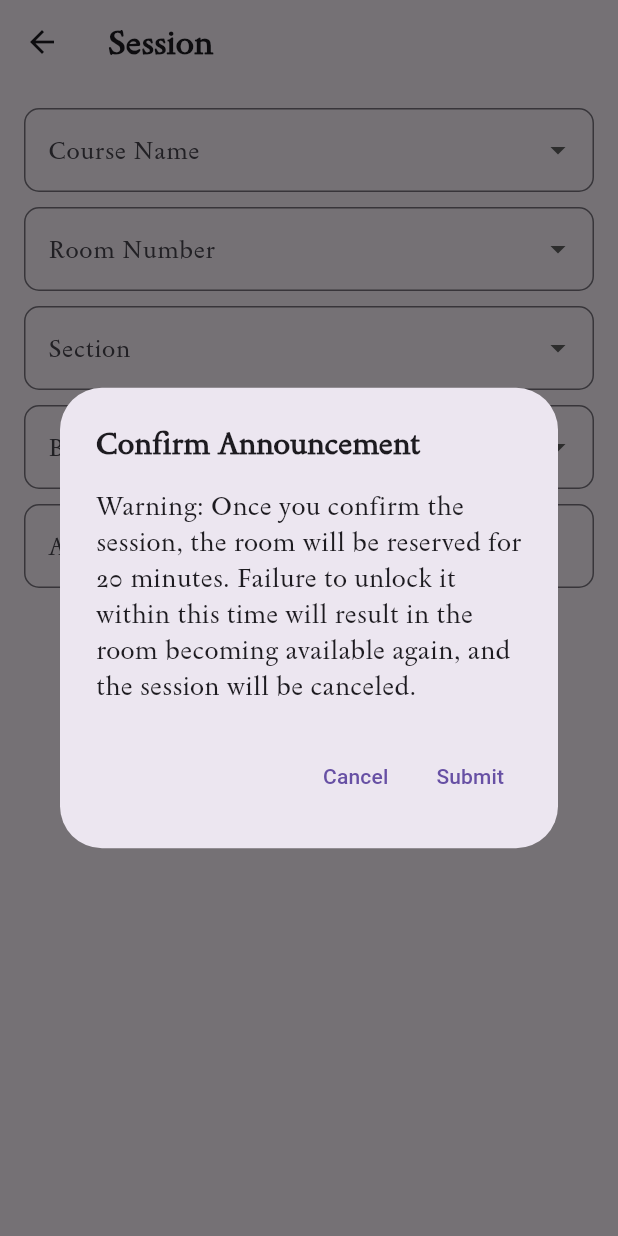
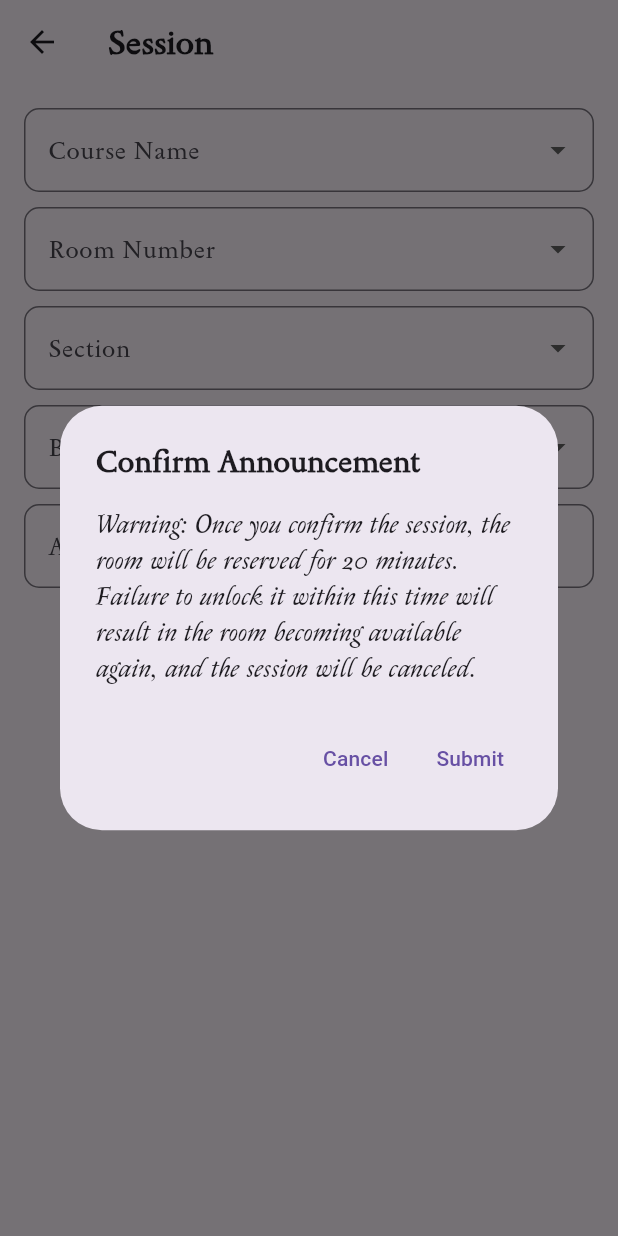
Before and after one commit to Whitesahdow/Automated-Attendance-and-Class-Security-Management-System, a Flutter app: the Session screen opened directly, after a tap on "Submit", on a phone screen of 412 x 824 dp. Run offline on Flutter 3.47's test engine with Material 3 defaults, Android fonts, the phone set to English and light mode, and no system bars; our stand-ins replace shared_preferences, table_calendar; accounts and stored records are empty.

Commit message:
session page some change and organized drawers

```diff
--- a/lib/Instructor/My_Course/instructor_course.dart
+++ b/lib/Instructor/instrct_Drawer/My_Course/instructor_course.dart
@@ -1,5 +1,5 @@
 import 'dart:convert';
-import 'package:AAMCS_App/Instructor/My_Course/instr_course.dart';
+import 'package:AAMCS_App/Instructor/instrct_Drawer/My_Course/instr_course.dart';
 import 'package:AAMCS_App/Student/My_Course/course_detail.dart';
 import 'package:flutter/material.dart';
 import 'package:http/http.dart' as http;
--- a/lib/Instructor/instructor_profile.dart
+++ b/lib/Instructor/instrct_Drawer/instructor_profile.dart
@@ -1,7 +1,7 @@
 import 'dart:convert';
+import 'package:AAMCS_App/Student/user_info.dart';
 import 'package:flutter/material.dart';
 import 'package:http/http.dart' as http;
-import 'package:AAMCS_App/Student/user_info.dart';
 
 class InstructorProfile extends StatefulWidget {
   const InstructorProfile(
--- a/lib/Instructor/booked_session.dart
+++ b/lib/Instructor/instrct_Drawer/sessions/booked_session.dart
@@ -9,13 +9,13 @@ class BookedSessionPage extends StatefulWidget {
   final String announcement;
 
   const BookedSessionPage({
-    super.key,
+    Key? key,
     required this.courseName,
     required this.roomNumber,
     required this.section,
     required this.batch,
     required this.announcement,
-  });
+  }) : super(key: key);
 
   @override
   State<BookedSessionPage> createState() => _BookedSessionPageState();
--- /dev/null
+++ b/lib/Instructor/instrct_Drawer/sessions/session.dart
@@ -0,0 +1,273 @@
+import 'package:flutter/material.dart';
+import 'package:AAMCS_App/Instructor/booked_session.dart';
+
+class Session extends StatefulWidget {
+  const Session({super.key});
+
+  @override
+  State<Session> createState() => _SessionState();
+}
+
+class SessionData {
+  String? courseName;
+  String? roomNumber;
+  String? section;
+  String? batch;
+  String? announcement;
+
+  SessionData({
+    this.courseName,
+    this.roomNumber,
+    this.section,
+    this.batch,
+    this.announcement,
+  });
+}
+
+class _SessionState extends State<Session> {
+  static const List<String> _courseNames = [
+    'Course 1',
+    'Course 2',
+    'Course 3'
+  ]; // this should come from api requests
+  static const List<String> _roomNumbers = [
+    'Room A101',
+    'Room B202',
+    'Room C303'
+  ]; // this should come from api requests
+  static const List<String> _sections = [
+    'Section A',
+    'Section B',
+    'Section C'
+  ]; // this should come from api requests
+  static const List<String> _batches = [
+    '2023-2024',
+    '2024-2025'
+  ]; // this should come from api requests
+
+  String? _selectedCourseName;
+  String? _selectedRoomNumber;
+  String? _selectedSection;
+  String? _selectedBatch;
+  final _announcementController = TextEditingController();
+
+  SessionData sessionData = SessionData();
+
+  @override
+  Widget build(BuildContext context) {
+    return Scaffold(
+      appBar: AppBar(
+        title: const Text(
+          'Session',
+          style: TextStyle(
+            fontFamily: 'Sedan',
+            fontSize: 22,
+            fontWeight: FontWeight.bold,
+          ),
+        ),
+      ),
+      body: SingleChildScrollView(
+        padding: const EdgeInsets.all(16.0),
+        child: Column(
+          children: [
+            DropdownButtonFormField<String>(
+              value: _selectedCourseName,
+              items: _courseNames
+                  .map((courseName) => DropdownMenuItem<String>(
+                        value: courseName,
+                        child: Text(courseName),
+                      ))
+                  .toList(),
+              onChanged: (value) {
+                setState(() {
+                  _selectedCourseName = value;
+                  sessionData.courseName = value;
+                });
+              },
+              decoration: const InputDecoration(
+                labelText: 'Course Name',
+                labelStyle: TextStyle(
+                  fontFamily: 'Sedan',
+                  fontSize: 16,
+                  fontWeight: FontWeight.normal,
+                ),
+                border: OutlineInputBorder(
+                  borderRadius: BorderRadius.all(Radius.circular(10)),
+                ),
+              ),
+            ),
+            const SizedBox(height: 10.0),
+            DropdownButtonFormField<String>(
+              value: _selectedRoomNumber,
+              items: _roomNumbers
+                  .map((roomNumber) => DropdownMenuItem<String>(
+                        value: roomNumber,
+                        child: Text(roomNumber),
+                      ))
+                  .toList(),
+              onChanged: (value) {
+                setState(() {
+                  _selectedRoomNumber = value;
+                  sessionData.roomNumber = value;
+                });
+              },
+              decoration: const InputDecoration(
+                labelText: 'Room Number',
+                labelStyle: TextStyle(
+                  fontFamily: 'Sedan',
+                  fontSize: 16,
+                  fontWeight: FontWeight.normal,
+                ),
+                border: OutlineInputBorder(
+                  borderRadius: BorderRadius.all(Radius.circular(10)),
+                ),
+              ),
+            ),
+            const SizedBox(height: 10.0),
+            DropdownButtonFormField<String>(
+              value: _selectedSection,
+              items: _sections
+                  .map((section) => DropdownMenuItem<String>(
+                        value: section,
+                        child: Text(section),
+                      ))
+                  .toList(),
+              onChanged: (value) {
+                setState(() {
+                  _selectedSection = value;
+                  sessionData.section = value;
+                });
+              },
+              decoration: const InputDecoration(
+                labelText: 'Section',
+                labelStyle: TextStyle(
+                  fontFamily: 'Sedan',
+                  fontSize: 16,
+                  fontWeight: FontWeight.normal,
+                ),
+                border: OutlineInputBorder(
+                  borderRadius: BorderRadius.all(Radius.circular(10)),
+                ),
+              ),
+            ),
+            const SizedBox(height: 10.0),
+            DropdownButtonFormField<String>(
+              value: _selectedBatch,
+              items: _batches
+                  .map((batch) => DropdownMenuItem<String>(
+                        value: batch,
+                        child: Text(batch),
+                      ))
+                  .toList(),
+              onChanged: (value) {
+                setState(() {
+                  _selectedBatch = value;
+                  sessionData.batch = value;
+                });
+              },
+              decoration: const InputDecoration(
+                labelText: 'Batch/Year',
+                labelStyle: TextStyle(
+                  fontFamily: 'Sedan',
+                  fontSize: 16,
+                  fontWeight: FontWeight.normal,
+                ),
+                border: OutlineInputBorder(
+                  borderRadius: BorderRadius.all(Radius.circular(10)),
+                ),
+              ),
+            ),
+            const SizedBox(height: 10.0),
+            TextField(
+              controller: _announcementController,
+              maxLines: null,
+              onChanged: (value) {
+                sessionData.announcement = value;
+              },
+              decoration: const InputDecoration(
+                labelText: 'Announcement (Optional)',
+                labelStyle: TextStyle(
+                  fontFamily: 'Sedan',
+                  fontSize: 16,
+                  fontWeight: FontWeight.normal,
+                ),
+                border: OutlineInputBorder(
+                  borderRadius: BorderRadius.all(Radius.circular(10)),
+                ),
+              ),
+            ),
+            const SizedBox(height: 10.0),
+            ElevatedButton(
+              onPressed: () {
+                _showConfirmationDialog(context);
+              },
+              child: const Text(
+                'Submit',
+                style: TextStyle(
+                  fontFamily: 'sedan',
+                  fontSize: 14,
+                  fontWeight: FontWeight.bold,
+                ),
+              ),
+            ),
+          ],
+        ),
+      ),
+    );
+  }
+
+  void _showConfirmationDialog(BuildContext context) {
+    showDialog(
+      context: context,
+      builder: (context) => AlertDialog(
+        title: const Text(
+          'Confirm Announcement',
+          style: TextStyle(
+            fontFamily: 'Sedan',
+            fontSize: 20,
+            fontWeight: FontWeight.bold,
+            fontStyle: FontStyle.normal,
+          ),
+        ),
+        content: const Text(
+          'Warning: Once you confirm the session, the room will be reserved for 20 minutes. Failure to unlock it within this time will result in the room becoming available again, and the session will be canceled. ',
+          style: TextStyle(
+            fontFamily: 'sedan',
+            fontSize: 17,
+            fontWeight: FontWeight.normal,
+            fontStyle: FontStyle.italic,
+          ),
+        ),
+        actions: [
+          TextButton(
+            onPressed: () => Navigator.pop(context, false), // Close dialog (no)
+            child: const Text('Cancel'),
+          ),
+          TextButton(
+            onPressed: () {
+              Navigator.pop(context);
+              Navigator.push(
+                context,
+                MaterialPageRoute(
+                  builder: (context) => BookedSessionPage(
+                    courseName: sessionData.courseName.toString(),
+                    roomNumber: sessionData.roomNumber.toString(),
+                    section: sessionData.section.toString(),
+                    batch: sessionData.batch.toString(),
+                    announcement: sessionData.announcement.toString(),
+                  ),
+                ),
+              );
+              _announcementController.text.trim();
+              print(sessionData.courseName);
+              print(sessionData.roomNumber);
+              print(sessionData.section);
+              print(sessionData.batch);
+            },
+            child: const Text('Submit'),
+          ),
+        ],
+      ),
+    );
+  }
+}
--- a/lib/Instructor/session.dart
+++ /dev/null
@@ -1,221 +0,0 @@
-// Import for DropdownButton
-import 'package:flutter/material.dart';
-import 'package:AAMCS_App/Instructor/booked_session.dart';
-
-class Session extends StatefulWidget {
-  const Session({super.key});
-
-  @override
-  State<Session> createState() => _SessionState();
-}
-
-class _SessionState extends State<Session> {
-  static const List<String> _courseNames = [
-    'Course 1',
-    'Course 2',
-    'Course 3'
-  ]; // Replace with your course names
-  static const List<String> _roomNumbers = [
-    'Room A101',
-    'Room B202',
-    'Room C303'
-  ]; // Replace with your room numbers
-  static const List<String> _sections = [
-    'Section A',
-    'Section B',
-    'Section C'
-  ]; // Replace with your sections
-  static const List<String> _batches = [
-    '2023-2024',
-    '2024-2025'
-  ]; // Replace with your batches/years
-
-  String? _selectedCourseName;
-  String? _selectedRoomNumber;
-  String? _selectedSection;
-  String? _selectedBatch;
-  final _announcementController = TextEditingController();
-
-  get batch => "";
-  get announcement => "";
-  get courseName => "";
-  get section => "";
-  get roomNumber => '';
-
-  @override
-  Widget build(BuildContext context) {
-    return Scaffold(
-      appBar: AppBar(
-        title: const Text('Session',
-            style: TextStyle(
-                fontFamily: 'Sedan',
-                fontSize: 22,
-                fontWeight: FontWeight.bold)),
-      ),
-      body: SingleChildScrollView(
-        padding: const EdgeInsets.all(16.0),
-        child: Column(
-          children: [
-            DropdownButtonFormField<String>(
-              value: _selectedCourseName,
-              items: _courseNames
-                  .map((courseName) => DropdownMenuItem<String>(
-                        value: courseName,
-                        child: Text(courseName),
-                      ))
-                  .toList(),
-              onChanged: (value) =>
-                  setState(() => _selectedCourseName = value!),
-              decoration: const InputDecoration(
-                  labelText: 'Course Name',
-                  labelStyle: TextStyle(
-                      fontFamily: 'Sedan',
-                      fontSize: 16,
-                      fontWeight: FontWeight.normal),
-                  border: OutlineInputBorder(
-                      borderRadius: BorderRadius.all(Radius.circular(10)))),
-            ),
-            const SizedBox(height: 10.0),
-            DropdownButtonFormField<String>(
-              value: _selectedRoomNumber,
-              items: _roomNumbers
-                  .map((roomNumber) => DropdownMenuItem<String>(
-                        value: roomNumber,
-                        child: Text(roomNumber),
-                      ))
-                  .toList(),
-              onChanged: (value) =>
-                  setState(() => _selectedRoomNumber = value!),
-              decoration: const InputDecoration(
-                  labelText: 'Room Number',
-                  labelStyle: TextStyle(
-                      fontFamily: 'Sedan',
-                      fontSize: 16,
-                      fontWeight: FontWeight.normal),
-                  border: OutlineInputBorder(
-                      borderRadius: BorderRadius.all(Radius.circular(10)))),
-            ),
-            const SizedBox(height: 10.0),
-            DropdownButtonFormField<String>(
-              value: _selectedSection,
-              items: _sections
-                  .map((section) => DropdownMenuItem<String>(
-                        value: section,
-                        child: Text(section),
-                      ))
-                  .toList(),
-              onChanged: (value) => setState(() => _selectedSection = value!),
-              decoration: const InputDecoration(
-                  labelText: 'Section',
-                  labelStyle: TextStyle(
-                      fontFamily: 'Sedan',
-                      fontSize: 16,
-                      fontWeight: FontWeight.normal),
-                  border: OutlineInputBorder(
-                      borderRadius: BorderRadius.all(Radius.circular(10)))),
-            ),
-            const SizedBox(height: 10.0),
-            DropdownButtonFormField<String>(
-              value: _selectedBatch,
-              items: _batches
-                  .map((batch) => DropdownMenuItem<String>(
-                        value: batch,
-                        child: Text(batch),
-                      ))
-                  .toList(),
-              onChanged: (value) => setState(() => _selectedBatch = value!),
-              decoration: const InputDecoration(
-                  labelText: 'Batch/Year',
-                  labelStyle: TextStyle(
-                      fontFamily: 'Sedan',
-                      fontSize: 16,
-                      fontWeight: FontWeight.normal),
-                  border: OutlineInputBorder(
-                      borderRadius: BorderRadius.all(Radius.circular(10)))),
-            ),
-            const SizedBox(height: 10.0),
-            TextField(
-              controller: _announcementController,
-              maxLines: null,
-              decoration: const InputDecoration(
-                labelText: 'Announcement (Optional)',
-                labelStyle: TextStyle(
-                    fontFamily: 'Sedan',
-                    fontSize: 16,
-                    fontWeight: FontWeight.normal),
-                border: OutlineInputBorder(
-                    borderRadius: BorderRadius.all(Radius.circular(10))),
-              ),
-            ),
-            const SizedBox(height: 10.0),
-            ElevatedButton(
-              onPressed: () {
-                _showConfirmationDialog(context);
-              },
-              child: const Text(
-                'Submit',
-                style: TextStyle(
-                    fontFamily: 'sedan',
-                    fontSize: 14,
-                    fontWeight: FontWeight.bold),
-              ),
-            ),
-            TextButton(
-              onPressed: () {
-                Navigator.push(
-                    context,
-                    MaterialPageRoute(
-                        builder: (context) => BookedSessionPage(
-                            courseName: courseName,
-                            roomNumber: roomNumber,
-                            section: section,
-                            batch: batch,
-                            announcement: announcement)));
-              },
-              child: const Text('View session Details',
-                  style: TextStyle(
-                      fontFamily: 'Sedan',
-                      fontSize: 16,
-                      fontWeight: FontWeight.normal,
-                      fontStyle: FontStyle.italic)),
-            ),
-          ],
-        ),
-      ),
-    );
-  }
-
-  void _showConfirmationDialog(BuildContext context) {
-    showDialog(
-      context: context,
-      builder: (context) => AlertDialog(
-        title: const Text('Confirm Announcement',
-            style: TextStyle(
-                fontFamily: 'Sedan',
-                fontSize: 20,
-                fontWeight: FontWeight.bold,
-                fontStyle: FontStyle.normal)),
-        content: const Text(
-            'Warning: Once you confirm the session, the room will be reserved for 20 minutes. Failure to unlock it within this time will result in the room becoming available again, and the session will be canceled. ',
-            style: TextStyle(
-                fontFamily: 'sedan',
-                fontSize: 17,
-                fontWeight: FontWeight.normal,
-                fontStyle: FontStyle.normal)),
-        actions: [
-          TextButton(
-            onPressed: () => Navigator.pop(context, false), // Close dialog (no)
-            child: const Text('Cancel'),
-          ),
-          TextButton(
-            onPressed: () {
-              Navigator.pop(context, true); // Close dialog (yes)
-              _announcementController.text.trim();
-            },
-            child: const Text('Submit'),
-          ),
-        ],
-      ),
-    );
-  }
-}
--- a/lib/Student/student_profile.dart
+++ b/lib/Student/stu_Drawer/student_profile.dart
@@ -1,7 +1,7 @@
 import 'dart:convert';
+import 'package:AAMCS_App/Student/user_info.dart';
 import 'package:flutter/material.dart';
 import 'package:http/http.dart' as http;
-import 'package:AAMCS_App/Student/user_info.dart';
 
 class StudentProfile extends StatefulWidget {
   const StudentProfile(
--- a/pubspec.yaml
+++ b/pubspec.yaml
@@ -42,6 +42,7 @@ dependencies:
   # The following adds the Cupertino Icons font to your application.
   # Use with the CupertinoIcons class for iOS style icons.
   cupertino_icons: ^1.0.8
+  google_fonts: ^6.2.1
 
 dev_dependencies:
   flutter_test:
```
Also changed, not shown: lib/Instructor/demo.dart (deleted, +0 -205 lines), lib/Instructor/instructor_home.dart (+5 -4 lines), lib/Student/stu_Drawer/Drawer_menu.dart (renamed from lib/Student/Drawer_menu.dart, +5 -4 lines), lib/Student/student_home.dart (+16 -4 lines), lib/Instructor/instrct_Drawer/My_Course/course_detail.dart (added), lib/Instructor/instrct_Drawer/My_Course/instr_course.dart (renamed from lib/Instructor/My_Course/instr_course.dart), lib/Instructor/instrct_Drawer/My_Course/instuctor_attendance.dart (added), lib/Student/stu_Drawer/student_announcement.dart (renamed from lib/Student/student_announcement.dart), lib/Student/stu_Drawer/user_info.dart (renamed from lib/Student/user_info.dart), pubspec.lock, 1 other file.
